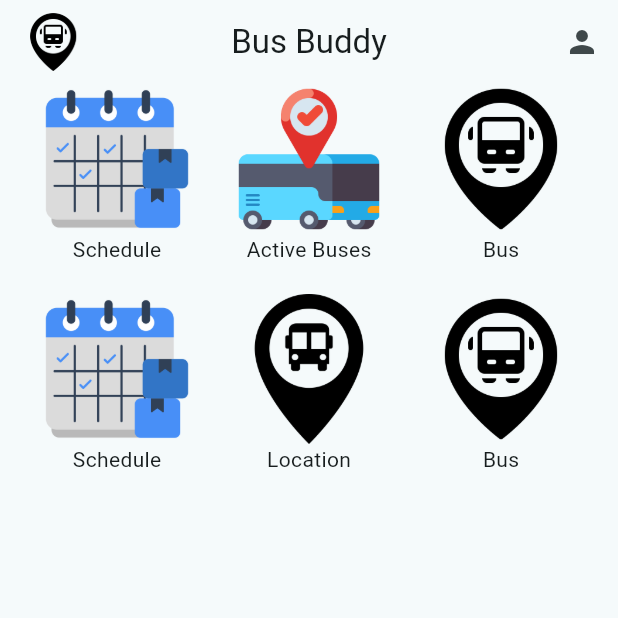
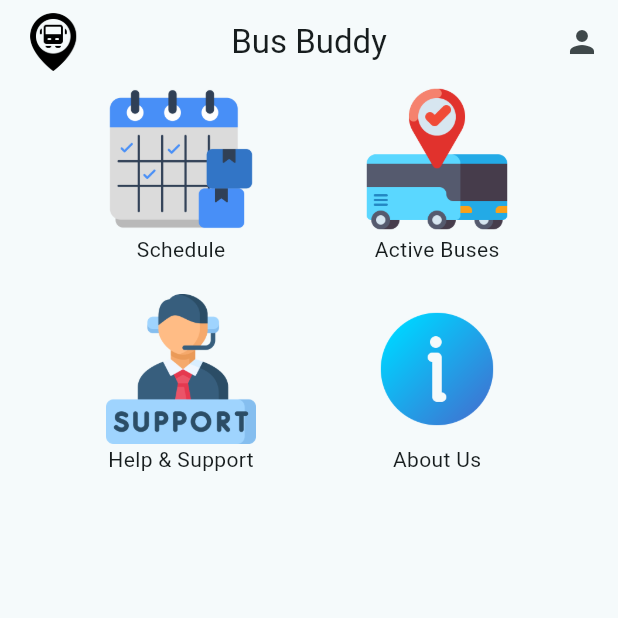
Before and after one commit to RaninduAmarasinghe/BusBuddy-FrontEnd, a Flutter app: the screen it shows after launch, on a phone screen of 412 x 824 dp, the top half of it. Run offline on Flutter 3.47's test engine with Material 3 defaults, Android fonts, the phone set to English and light mode, and no system bars.

Commit message:
fix images

```diff
--- a/lib/main_page.dart
+++ b/lib/main_page.dart
@@ -58,23 +58,6 @@ class MainPage extends StatelessWidget {
                     Text("Active Buses"),
                   ],
                 ),
-                Column(
-                  children: [
-                    InkWell(
-                      onTap: () {
-                        print("Bus clicked");
-                      },
-                      child: Container(
-                        width: 100,
-                        height: 100,
-                        child: Image(
-                          image: AssetImage("assets/bus.png"),
-                        ),
-                      ),
-                    ),
-                    Text("Bus"),
-                  ],
-                ),
               ],
             ),
             SizedBox(height: 20), // Add spacing between rows
@@ -92,11 +75,11 @@ class MainPage extends StatelessWidget {
                         width: 100,
                         height: 100,
                         child: Image(
-                          image: AssetImage("assets/shedule.png"),
+                          image: AssetImage("assets/help-desk.png"),
                         ),
                       ),
                     ),
-                    Text("Schedule"),
+                    Text("Help & Support"),
                   ],
                 ),
                 Column(
@@ -109,28 +92,11 @@ class MainPage extends StatelessWidget {
                         width: 100,
                         height: 100,
                         child: Image(
-                          image: AssetImage("assets/location.png"),
+                          image: AssetImage("assets/information.png"),
                         ),
                       ),
                     ),
-                    Text("Location"),
-                  ],
-                ),
-                Column(
-                  children: [
-                    InkWell(
-                      onTap: () {
-                        print("Bus clicked");
-                      },
-                      child: Container(
-                        width: 100,
-                        height: 100,
-                        child: Image(
-                          image: AssetImage("assets/bus.png"),
-                        ),
-                      ),
-                    ),
-                    Text("Bus"),
+                    Text("About Us"),
                   ],
                 ),
               ],
--- a/pubspec.yaml
+++ b/pubspec.yaml
@@ -62,6 +62,8 @@ flutter:
     - assets/location.png
     - assets/shedule.png
     - assets/activebus.png
+    - assets/help-desk.png
+    - assets/information.png
   #
 
   # An image asset can refer to one or more resolution-specific "variants", see
```
Also changed, not shown: assets/help-desk.png (added), assets/information.png (added).
